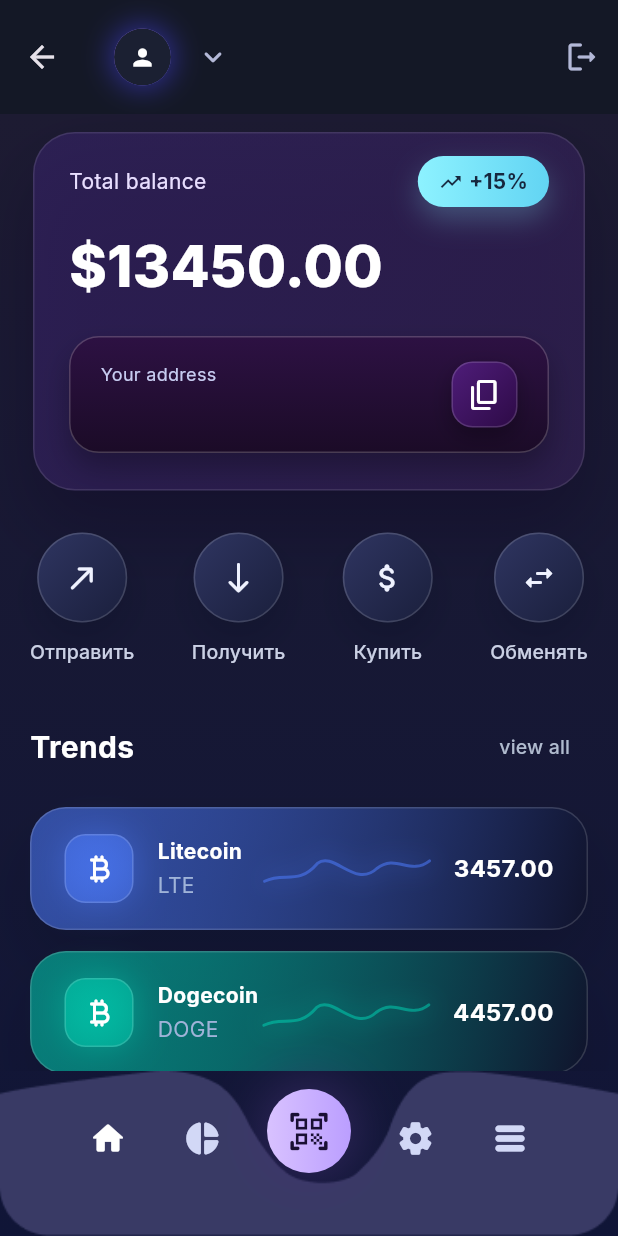
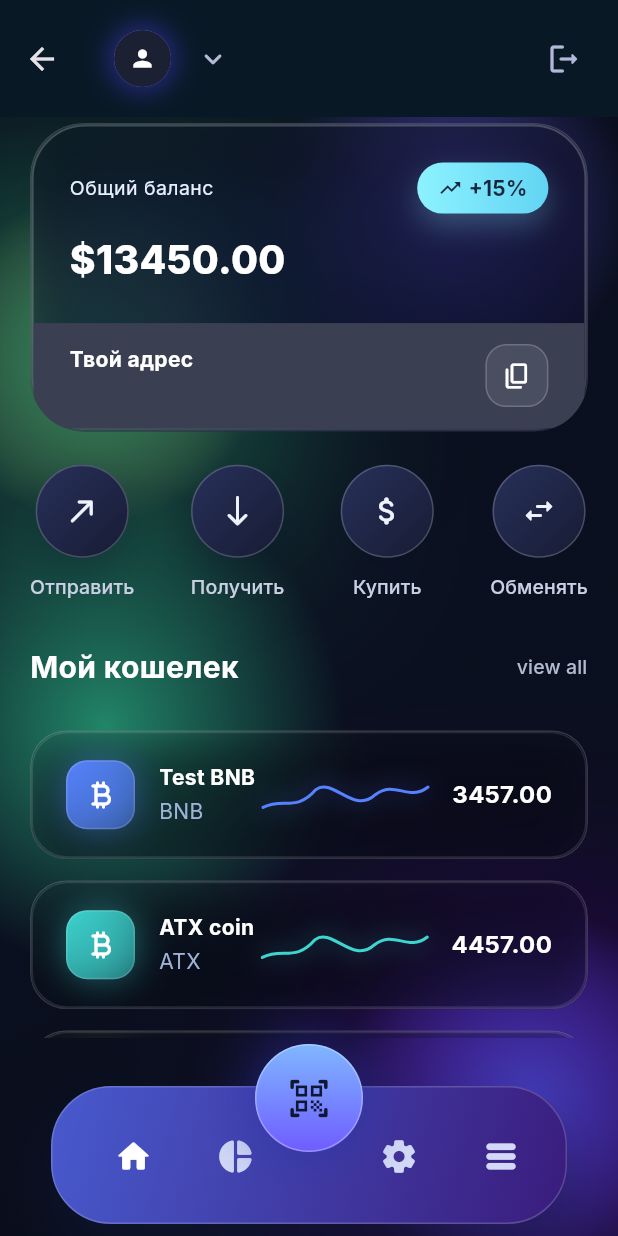
Before and after one commit to DaniilTR/atx_wallet, a Flutter app: the HomePage screen opened by its route, on a phone screen of 412 x 824 dp. Run offline on Flutter 3.47's test engine with Material 3 defaults, Android fonts, the light colour scheme and no system bars; our stand-ins replace flutter_secure_storage, google_fonts, hex, shared_preferences; missing offline and left inert: bip32, bip39, web3dart; accounts and stored records are empty.

Commit message:
главный экран приложения Atx Wallet

```diff
--- a/lib/features/home/home_page.dart
+++ b/lib/features/home/home_page.dart
@@ -4,6 +4,8 @@ import 'package:google_fonts/google_fonts.dart';
 
 import '../../providers/wallet_scope.dart';
 import '../../services/auth_scope.dart';
+import '../auth/widgets/animated_neon_background.dart';
+import '../auth/widgets/glass_card.dart';
 import 'home_route_args.dart';
 
 class HomePage extends StatefulWidget {
@@ -26,14 +28,17 @@ class _HomePageState extends State<HomePage> {
     final username = auth.currentUser?.username ?? 'Wallet';
     return Scaffold(
       extendBody: true,
+      backgroundColor: const Color.fromARGB(255, 9, 24, 37),
       appBar: AppBar(
+        systemOverlayStyle: SystemUiOverlayStyle.light,
         backgroundColor: Colors.transparent,
-        toolbarHeight: 76,
-        elevation: 0,
+        shadowColor: Colors.transparent,
+        toolbarHeight: 78,
         titleSpacing: 0,
-        title: Row(
+        title: Padding(
+          padding: const EdgeInsets.symmetric(horizontal: 20),
+          child: Row(
             children: [
-            const SizedBox(width: 20),
               const _NeonAvatar(),
               const SizedBox(width: 12),
               Text(
@@ -49,11 +54,13 @@ class _HomePageState extends State<HomePage> {
                 Icons.keyboard_arrow_down_rounded,
                 color: Color(0xFFB3B8D7),
               ),
-            const SizedBox(width: 20),
             ],
           ),
+        ),
         actions: [
-          IconButton(
+          Padding(
+            padding: const EdgeInsets.only(right: 12),
+            child: IconButton(
               tooltip: 'Выйти',
               onPressed: () async {
                 wallet.clearDevProfile();
@@ -63,19 +70,31 @@ class _HomePageState extends State<HomePage> {
               },
               icon: const Icon(Icons.logout_rounded, color: Color(0xFFB3B8D7)),
             ),
+          ),
         ],
       ),
-      body: Container(
-        decoration: const BoxDecoration(
-          gradient: LinearGradient(
-            begin: Alignment.topCenter,
-            end: Alignment.bottomCenter,
-            colors: [Color(0xFF1D1B32), Color(0xFF101537)],
+      body: Stack(
+        children: [
+          const AnimatedNeonBackground(),
+          const Positioned(
+            top: -60,
+            right: -10,
+            child: _GlowCircle(diameter: 240, color: Color(0xFF6D63FF)),
           ),
+          const Positioned(
+            bottom: 180,
+            left: -90,
+            child: _GlowCircle(diameter: 320, color: Color(0xFF34E5A2)),
           ),
-        child: SafeArea(
+          const Positioned(
+            bottom: -40,
+            right: -70,
+            child: _GlowCircle(diameter: 260, color: Color(0xFF4C6BFF)),
+          ),
+          SafeArea(
             child: ListView(
-            padding: const EdgeInsets.fromLTRB(20, 12, 20, 160),
+              physics: const BouncingScrollPhysics(),
+              padding: const EdgeInsets.fromLTRB(20, 4, 20, 190),
               children: [
                 _BalanceCard(
                   address: address,
@@ -106,14 +125,14 @@ class _HomePageState extends State<HomePage> {
                     );
                   },
                 ),
-              const SizedBox(height: 28),
+                const SizedBox(height: 22),
                 const _ActionsRow(),
-              const SizedBox(height: 30),
+                const SizedBox(height: 20),
                 Row(
                   mainAxisAlignment: MainAxisAlignment.spaceBetween,
                   children: [
                     Text(
-                    'Trends',
+                      'Мой кошелек',
                       style: GoogleFonts.inter(
                         color: Colors.white,
                         fontSize: 20,
@@ -121,6 +140,10 @@ class _HomePageState extends State<HomePage> {
                       ),
                     ),
                     TextButton(
+                      style: TextButton.styleFrom(
+                        minimumSize: Size.zero,
+                        padding: EdgeInsets.zero,
+                      ),
                       onPressed: () {},
                       child: Text(
                         'view all',
@@ -132,30 +155,31 @@ class _HomePageState extends State<HomePage> {
                     ),
                   ],
                 ),
-              const SizedBox(height: 16),
-              const _TrendTile(
-                name: 'Litecoin',
-                ticker: 'LTE',
-                color: Color.fromARGB(136, 77, 124, 254),
+                const SizedBox(height: 18),
+                const _AssetTile(
+                  name: 'Test BNB',
+                  ticker: 'BNB',
+                  color: Color(0xFF5782FF),
                   price: '3457.00',
                 ),
                 const SizedBox(height: 14),
-              const _TrendTile(
-                name: 'Dogecoin',
-                ticker: 'DOGE',
-                color: Color.fromARGB(134, 0, 209, 178),
+                const _AssetTile(
+                  name: 'ATX coin',
+                  ticker: 'ATX',
+                  color: Color(0xFF3DD5D0),
                   price: '4457.00',
                 ),
                 const SizedBox(height: 14),
-              const _TrendTile(
+                const _AssetTile(
                   name: 'Levcoin',
                   ticker: 'LEV',
-                color: Color.fromARGB(129, 255, 201, 51),
+                  color: Color(0xFFF7C344),
                   price: '512.00',
                 ),
               ],
             ),
           ),
+        ],
       ),
       bottomNavigationBar: _BottomNav(
         index: _tab,
@@ -177,69 +201,86 @@ class _BalanceCard extends StatelessWidget {
         : address!.length > 12
         ? '${address!.substring(0, 6)}...${address!.substring(address!.length - 4)}'
         : address!;
-    return Container(
-      margin: const EdgeInsets.symmetric(horizontal: 2),
-      padding: const EdgeInsets.fromLTRB(23, 15, 23, 24),
+    final borderTint = Colors.white.withOpacity(0.22);
+
+    return Align(
+      child: ConstrainedBox(
+        constraints: const BoxConstraints(),
+        child: GlassCard(
+          borderRadius: 36,
+          padding: EdgeInsets.zero,
+          child: Container(
             decoration: BoxDecoration(
               gradient: const LinearGradient(
                 begin: Alignment.topLeft,
                 end: Alignment.bottomRight,
                 colors: [
-            Color.fromARGB(179, 51, 34, 97),
-            Color.fromARGB(179, 51, 33, 83),
+                  Color.fromARGB(49, 13, 18, 36),
+                  Color.fromARGB(49, 25, 13, 53),
                 ],
               ),
-        borderRadius: BorderRadius.circular(28),
-        border: Border.all(color: const Color(0x1AFFFFFF)),
+              borderRadius: BorderRadius.circular(36),
+              border: Border.all(color: borderTint, width: 1.4),
               boxShadow: const [
                 BoxShadow(
-            color: Color(0x700F0725),
-            blurRadius: 40,
-            offset: Offset(0, 24),
+                  color: Color(0x66101B4B),
+                  blurRadius: 45,
+                  offset: Offset(0, 28),
                 ),
               ],
+            ),
+            padding: const EdgeInsets.fromLTRB(
+              0, // left
+              24, // top
+              0, // right
+              0, // bottom
             ),
             child: Column(
               crossAxisAlignment: CrossAxisAlignment.start,
               children: [
-          Row(
-            mainAxisAlignment: MainAxisAlignment.spaceBetween,
+                Padding(
+                  padding: const EdgeInsets.symmetric(horizontal: 24),
+                  child: Row(
                     children: [
                       Text(
-                'Total balance',
+                        'Общий баланс',
                         style: GoogleFonts.inter(
-                  color: const Color(0xFFE8DEFF),
-                  fontSize: 14,
+                          color: const Color(0xFFE8EEFF),
+                          fontSize: 13,
+                          letterSpacing: .3,
                         ),
                       ),
+                      const Spacer(),
                       const _GrowthPill(value: '+15%'),
                     ],
                   ),
+                ),
                 const SizedBox(height: 12),
-          Text(
+                Padding(
+                  padding: const EdgeInsets.symmetric(horizontal: 24),
+                  child: Text(
                     '\$13450.00',
                     style: GoogleFonts.inter(
                       color: Colors.white,
-              fontSize: 38,
+                      fontSize: 26,
                       fontWeight: FontWeight.w800,
                     ),
                   ),
-          const SizedBox(height: 20),
+                ),
+                const SizedBox(height: 24),
                 Container(
-            padding: const EdgeInsets.symmetric(horizontal: 20, vertical: 16),
+                  width: double.infinity,
+                  padding: const EdgeInsets.symmetric(
+                    horizontal: 24,
+                    vertical: 14,
+                  ),
                   decoration: BoxDecoration(
-              gradient: const LinearGradient(
-                begin: Alignment.topCenter,
-                end: Alignment.bottomCenter,
-                colors: [Color(0xFF2D1143), Color(0xFF1B0B27)],
-              ),
-              borderRadius: BorderRadius.circular(20),
-              border: Border.all(color: const Color(0x33FFFFFF)),
+                    color: const Color(0xFF3A3F52),
                     boxShadow: const [
                       BoxShadow(
-                  color: Color(0x44000000),
-                  blurRadius: 16,
-                  offset: Offset(0, 10),
+                        color: Color(0x33090F23),
+                        blurRadius: 24,
+                        offset: Offset(0, 18),
                       ),
                     ],
                   ),
@@ -250,20 +291,20 @@ class _BalanceCard extends StatelessWidget {
                           crossAxisAlignment: CrossAxisAlignment.start,
                           children: [
                             Text(
-                        'Your address',
+                              'Твой адрес',
                               style: GoogleFonts.inter(
-                          color: const Color(0xFFC7CCF1),
-                          fontSize: 12,
-                          letterSpacing: .2,
+                                fontSize: 14,
+                                fontWeight: FontWeight.w700,
+                                color: Colors.white,
                               ),
                             ),
                             const SizedBox(height: 4),
                             Text(
                               displayAddress ?? '—',
                               style: GoogleFonts.inter(
-                          fontSize: 16,
-                          color: Colors.white,
-                          fontWeight: FontWeight.w600,
+                                fontSize: 13,
+                                color: const Color(0xFFD3DAED),
+                                letterSpacing: .2,
                               ),
                             ),
                           ],
@@ -273,31 +314,29 @@ class _BalanceCard extends StatelessWidget {
                         onTap: onCopy,
                         borderRadius: BorderRadius.circular(14),
                         child: Container(
-                    width: 44,
-                    height: 44,
+                          width: 42,
+                          height: 42,
                           decoration: BoxDecoration(
-                      gradient: const LinearGradient(
-                        begin: Alignment.topLeft,
-                        end: Alignment.bottomRight,
-                        colors: [Color(0xFF4F1D7A), Color(0xFF2D0A46)],
+                            borderRadius: BorderRadius.circular(14),
+                            color: Colors.white.withOpacity(.08),
+                            border: Border.all(
+                              color: Colors.white.withOpacity(.2),
                             ),
-                      borderRadius: BorderRadius.circular(14),
-                      border: Border.all(color: const Color(0x26FFFFFF)),
-                      boxShadow: const [
-                        BoxShadow(
-                          color: Color(0x4D000000),
-                          blurRadius: 12,
-                          offset: Offset(0, 6),
                           ),
-                      ],
+                          child: const Icon(
+                            Icons.copy_rounded,
+                            color: Colors.white,
+                            size: 20,
                           ),
-                    child: const Icon(Icons.copy_rounded, color: Colors.white),
                         ),
                       ),
                     ],
                   ),
                 ),
               ],
+            ),
+          ),
+        ),
       ),
     );
   }
@@ -322,21 +361,21 @@ class _ActionsRow extends StatelessWidget {
             (item) => Column(
               children: [
                 Container(
-                  height: 60,
-                  width: 60,
+                  height: 62,
+                  width: 62,
                   decoration: BoxDecoration(
-                    borderRadius: BorderRadius.circular(30),
+                    borderRadius: BorderRadius.circular(31),
                     gradient: const LinearGradient(
                       begin: Alignment.topLeft,
                       end: Alignment.bottomRight,
-                      colors: [Color(0xFF2F3561), Color(0xFF1A1F3C)],
+                      colors: [Color(0xFF27305A), Color(0xFF171C33)],
                     ),
-                    border: Border.all(color: const Color(0x26FFFFFF)),
+                    border: Border.all(color: const Color(0x33FFFFFF)),
                     boxShadow: const [
                       BoxShadow(
-                        color: Color(0x55090F25),
-                        blurRadius: 20,
-                        offset: Offset(0, 12),
+                        color: Color(0x44090F25),
+                        blurRadius: 22,
+                        offset: Offset(0, 14),
                       ),
                     ],
                   ),
@@ -366,8 +405,8 @@ class _ActionData {
   final String label;
 }
 
-class _TrendTile extends StatelessWidget {
-  const _TrendTile({
+class _AssetTile extends StatelessWidget {
+  const _AssetTile({
     required this.name,
     required this.ticker,
     required this.color,
@@ -381,24 +420,28 @@ class _TrendTile extends StatelessWidget {
 
   @override
   Widget build(BuildContext context) {
-    return Container(
-      padding: const EdgeInsets.symmetric(horizontal: 22, vertical: 17),
+    return GlassCard(
+      borderRadius: 24,
+      padding: EdgeInsets.zero,
+      child: Container(
         decoration: BoxDecoration(
+          color: Colors.white.withOpacity(0.02),
           gradient: LinearGradient(
             begin: Alignment.topLeft,
             end: Alignment.bottomRight,
-          colors: [color.withOpacity(.55), const Color(0xFF10132C)],
+            colors: [color.withOpacity(.32), const Color(0x120F1935)],
           ),
           borderRadius: BorderRadius.circular(24),
-        border: Border.all(color: const Color(0x26FFFFFF)),
+          border: Border.all(color: const Color(0x1CFFFFFF)),
           boxShadow: const [
             BoxShadow(
-            color: Color(0x55090F23),
-            blurRadius: 36,
-            offset: Offset(0, 22),
+              color: Color(0x33090F23),
+              blurRadius: 28,
+              offset: Offset(0, 18),
             ),
           ],
         ),
+        padding: const EdgeInsets.symmetric(horizontal: 22, vertical: 18),
         child: Row(
           children: [
             Container(
@@ -456,6 +499,7 @@ class _TrendTile extends StatelessWidget {
               ),
             ),
           ],
+        ),
       ),
     );
   }
@@ -587,39 +631,63 @@ class _BottomNav extends StatelessWidget {
 
   @override
   Widget build(BuildContext context) {
-    return Stack(
+    return Padding(
+      padding: const EdgeInsets.only(bottom: 12),
+      child: Stack(
         children: [
-        Container(height: 110, decoration: const BoxDecoration()),
-        Positioned.fill(
-          child: IgnorePointer(
-            child: Align(
-              alignment: Alignment.bottomCenter,
-              child: Image.asset(
-                'lib/features/home/Vector 12.png',
-                height: 115,
-                width: double.infinity,
-                fit: BoxFit.cover,
-              ),
-            ),
-          ),
+          Container(
+            height: 120,
+            color: Colors.transparent,
+            width: MediaQuery.of(context).size.width,
           ),
           BottomAppBar(
             color: Colors.transparent,
+            surfaceTintColor: Colors.transparent,
             elevation: 0,
             shape: const CircularNotchedRectangle(),
-          notchMargin: 10,
+
             child: SizedBox(
-            height: 84,
+              height: 100,
+              width: double.infinity,
               child: Stack(
-              alignment: Alignment.center,
+                clipBehavior: Clip.none,
+                alignment: Alignment.topCenter,
+
                 children: [
-                Padding(
-                  padding: const EdgeInsets.symmetric(
-                    horizontal: 32,
-                    vertical: 12,
+                  Positioned(
+                    top: 20,
+                    left: 18,
+                    right: 18,
+                    child: Container(
+                      height: 92,
+                      padding: const EdgeInsets.fromLTRB(30, 22, 30, 16),
+                      decoration: BoxDecoration(
+                        gradient: const LinearGradient(
+                          begin: Alignment.topLeft,
+                          end: Alignment.bottomRight,
+                          colors: [Color(0xFF485ACD), Color(0xFF3A1C7C)],
                         ),
+                        borderRadius: BorderRadius.circular(40),
+                        border: Border.all(
+                          color: Colors.white.withOpacity(.18),
+                        ),
+                        boxShadow: const [
+                          BoxShadow(
+                            color: Color(0x73111A3E),
+                            blurRadius: 32,
+                            offset: Offset(0, 22),
+                          ),
+                        ],
+                      ),
+                      child: Column(
+                        children: [
+                          Row(
+                            mainAxisAlignment: MainAxisAlignment.spaceEvenly,
+                            children: [
+                              Expanded(
                                 child: Row(
-                    mainAxisAlignment: MainAxisAlignment.spaceBetween,
+                                  mainAxisAlignment:
+                                      MainAxisAlignment.spaceEvenly,
                                   children: [
                                     _NavIcon(
                                       icon: Icons.home_rounded,
@@ -627,19 +695,29 @@ class _BottomNav extends StatelessWidget {
                                       onTap: () => onChanged(0),
                                       activeColor: Colors.white,
                                     ),
+                                    const SizedBox(width: 20),
                                     _NavIcon(
                                       icon: Icons.pie_chart_rounded,
                                       active: index == 1,
                                       onTap: () => onChanged(1),
                                       activeColor: Colors.white,
                                     ),
-                      const SizedBox(width: 64),
+                                  ],
+                                ),
+                              ),
+                              const SizedBox(width: 72),
+                              Expanded(
+                                child: Row(
+                                  mainAxisAlignment:
+                                      MainAxisAlignment.spaceEvenly,
+                                  children: [
                                     _NavIcon(
                                       icon: Icons.settings_rounded,
                                       active: index == 2,
                                       onTap: () => onChanged(2),
                                       activeColor: Colors.white,
                                     ),
+                                    const SizedBox(width: 20),
                                     _NavIcon(
                                       icon: Icons.table_rows_rounded,
                                       active: index == 3,
@@ -649,28 +727,42 @@ class _BottomNav extends StatelessWidget {
                                   ],
                                 ),
                               ),
-                GestureDetector(
+                            ],
+                          ),
+                        ],
+                      ),
+                    ),
+                  ),
+                  Positioned(
+                    top: -8,
+                    child: GestureDetector(
                       onTap: () {},
                       child: Container(
-                    width: 66,
-                    height: 66,
-                    decoration: const BoxDecoration(
+                        width: 72,
+                        height: 72,
+                        decoration: BoxDecoration(
                           shape: BoxShape.circle,
-                      gradient: LinearGradient(
-                        colors: [Color(0xFFDBC5FF), Color(0xFFB89BFF)],
+                          gradient: const LinearGradient(
+                            begin: Alignment.topCenter,
+                            end: Alignment.bottomCenter,
+                            colors: [Color(0xFF80B7FF), Color(0xFF6F5CFF)],
                           ),
-                      boxShadow: [
+                          border: Border.all(
+                            color: Colors.white.withOpacity(.3),
+                          ),
+                          boxShadow: const [
                             BoxShadow(
-                          color: Color(0xAA433071),
-                          blurRadius: 30,
-                          spreadRadius: 4,
+                              color: Color(0xAA2634A7),
+                              blurRadius: 32,
+                              spreadRadius: 2,
                             ),
                           ],
                         ),
                         child: const Icon(
                           Icons.qr_code_scanner_rounded,
                           size: 30,
-                      color: Color(0xFF1A1034),
+                          color: Color(0xFF0F1733),
+                        ),
                       ),
                     ),
                   ),
@@ -679,6 +771,7 @@ class _BottomNav extends StatelessWidget {
             ),
           ),
         ],
+      ),
     );
   }
 }
@@ -708,3 +801,32 @@ class _NavIcon extends StatelessWidget {
     );
   }
 }
+
+class _GlowCircle extends StatelessWidget {
+  const _GlowCircle({
+    required this.diameter,
+    required this.color,
+    // ignore: unused_element_parameter
+    this.opacity = 0.55,
+  });
+
+  final double diameter;
+  final Color color;
+  final double opacity;
+
+  @override
+  Widget build(BuildContext context) {
+    return IgnorePointer(
+      child: Container(
+        width: diameter,
+        height: diameter,
+        decoration: BoxDecoration(
+          shape: BoxShape.circle,
+          gradient: RadialGradient(
+            colors: [color.withOpacity(opacity), color.withOpacity(0.0)],
+          ),
+        ),
+      ),
+    );
+  }
+}
```
Lines whose indentation alone changed are shown as unchanged.
